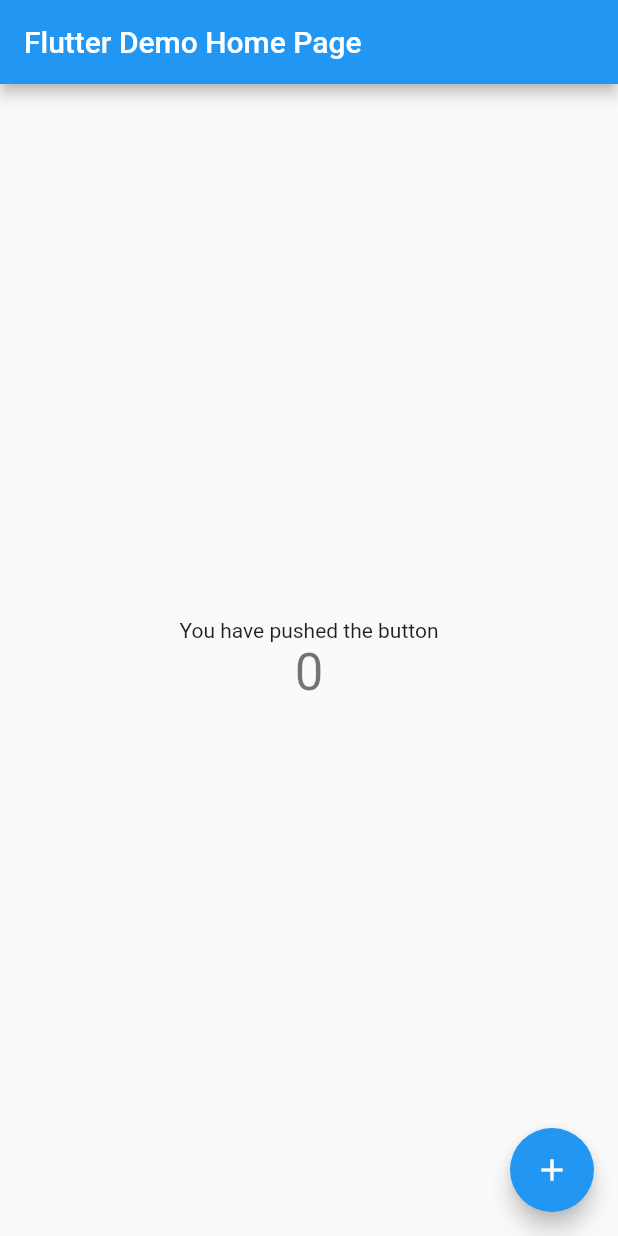
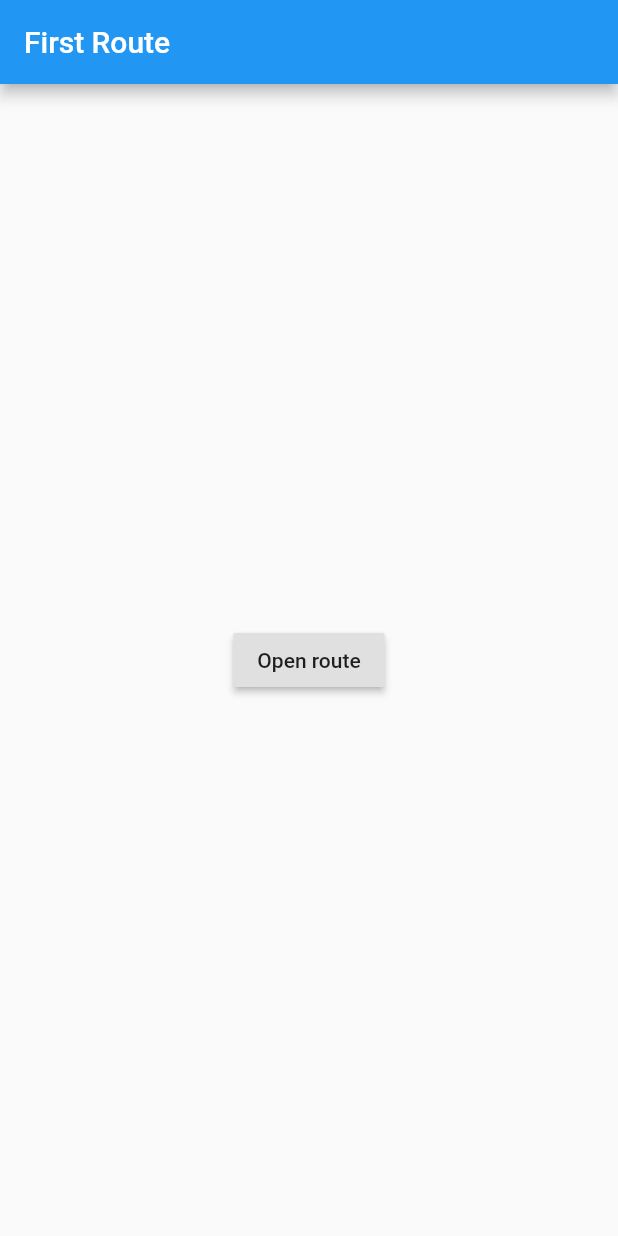
Before and after one commit to elquimeras/baigones, a Flutter app: the screen it shows after launch, on a phone screen of 412 x 824 dp. Run offline on Flutter 3.47's test engine with Material 2 defaults, Android fonts, the phone set to English and light mode, and no system bars.

Commit message:
nuevo codigo salvaje

```diff
--- a/lib/home.dart
+++ b/lib/home.dart
@@ -1,86 +1,20 @@
 import 'package:flutter/material.dart';
 
-class MyHomePage extends StatefulWidget {
-  MyHomePage({Key key, this.title}) : super(key: key);
-
-  // This widget is the home page of your application. It is stateful, meaning
-  // that it has a State object (defined below) that contains fields that affect
-  // how it looks.
-
-  // This class is the configuration for the state. It holds the values (in this
-  // case the title) provided by the parent (in this case the App widget) and
-  // used by the build method of the State. Fields in a Widget subclass are
-  // always marked "final".
-
-  final String title;
-
-  @override
-  _MyHomePageState createState() => _MyHomePageState();
-}
-
-class _MyHomePageState extends State<MyHomePage> {
-  int _counter = 0;
-
-  void _incrementCounter() {
-    setState(() {
-      // This call to setState tells the Flutter framework that something has
-      // changed in this State, which causes it to rerun the build method below
-      // so that the display can reflect the updated values. If we changed
-      // _counter without calling setState(), then the build method would not be
-      // called again, and so nothing would appear to happen.
-      _counter++;
-    });
-  }
-
+class SecondRoute extends StatelessWidget {
   @override
   Widget build(BuildContext context) {
-    // This method is rerun every time setState is called, for instance as done
-    // by the _incrementCounter method above.
-    //
-    // The Flutter framework has been optimized to make rerunning build methods
-    // fast, so that you can just rebuild anything that needs updating rather
-    // than having to individually change instances of widgets.
     return Scaffold(
       appBar: AppBar(
-        // Here we take the value from the MyHomePage object that was created by
-        // the App.build method, and use it to set our appbar title.
-        title: Text(widget.title),
+        title: Text("Second Route"),
       ),
       body: Center(
-        // Center is a layout widget. It takes a single child and positions it
-        // in the middle of the parent.
-        child: Column(
-          // Column is also layout widget. It takes a list of children and
-          // arranges them vertically. By default, it sizes itself to fit its
-          // children horizontally, and tries to be as tall as its parent.
-          //
-          // Invoke "debug painting" (press "p" in the console, choose the
-          // "Toggle Debug Paint" action from the Flutter Inspector in Android
-          // Studio, or the "Toggle Debug Paint" command in Visual Studio Code)
-          // to see the wireframe for each widget.
-          //
-          // Column has various properties to control how it sizes itself and
-          // how it positions its children. Here we use mainAxisAlignment to
-          // center the children vertically; the main axis here is the vertical
-          // axis because Columns are vertical (the cross axis would be
-          // horizontal).
-          mainAxisAlignment: MainAxisAlignment.center,
-          children: <Widget>[
-            Text(
-              'You have pushed the button',
-            ),
-            Text(
-              '$_counter',
-              style: Theme.of(context).textTheme.display1,
-            ),
-          ],
+        child: RaisedButton(
+          onPressed: () {
+            Navigator.pop(context);
+          },
+          child: Text('Go back!'),
         ),
       ),
-      floatingActionButton: FloatingActionButton(
-        onPressed: _incrementCounter,
-        tooltip: 'Increment',
-        child: Icon(Icons.add),
-      ), // This trailing comma makes auto-formatting nicer for build methods.
     );
   }
 }
--- a/lib/main.dart
+++ b/lib/main.dart
@@ -1,26 +1,30 @@
 import 'package:flutter/material.dart';
 import 'home.dart';
-void main() => runApp(MyApp());
 
-class MyApp extends StatelessWidget {
-  // This widget is the root of your application.
+void main() {
+  runApp(MaterialApp(
+    title: 'Navigation Basics',
+    home: FirstRoute(),
+  ));
+}
+class FirstRoute extends StatelessWidget {
   @override
   Widget build(BuildContext context) {
-    return MaterialApp(
-      title: 'Flutter Demo',
-      theme: ThemeData(
-        // This is the theme of your application.
-        //
-        // Try running your application with "flutter run". You'll see the
-        // application has a blue toolbar. Then, without quitting the app, try
-        // changing the primarySwatch below to Colors.green and then invoke
-        // "hot reload" (press "r" in the console where you ran "flutter run",
-        // or simply save your changes to "hot reload" in a Flutter IDE).
-        // Notice that the counter didn't reset back to zero; the application
-        // is not restarted.
-        primarySwatch: Colors.blue,
+    return Scaffold(
+      appBar: AppBar(
+        title: Text('First Route'),
       ),
-      home: MyHomePage(title: 'Flutter Demo Home Page'),
+      body: Center(
+        child: RaisedButton(
+          child: Text('Open route'),
+          onPressed: () {
+            Navigator.push(
+              context,
+              MaterialPageRoute(builder: (context) => SecondRoute()),
+            );
+          },
+        ),
+      ),
     );
   }
 }
```
